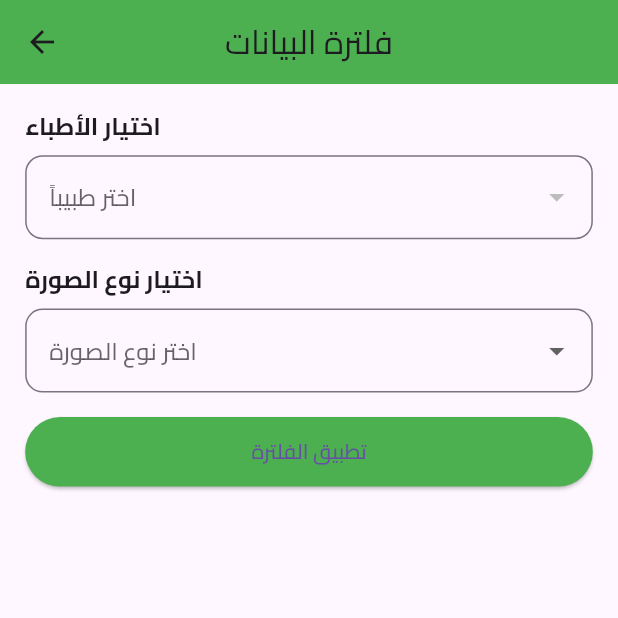
After one commit to alsakniahmad51/TaifClinic, a Flutter app: the FilterPage screen opened directly, on a phone screen of 412 x 824 dp, the top half of it. The commit adds this screen. Run offline on Flutter 3.47's test engine with Material 3 defaults, Android fonts, the phone set to English and light mode, and no system bars; our stand-ins replace bloc, equatable, flutter_bloc, flutter_screenutil, flutter_svg, supabase_flutter and 1 more; accounts and stored records are empty.

Commit message:
added filter page

```diff
--- a/lib/core/util/widgets/custom_text_field.dart
+++ b/lib/core/util/widgets/custom_text_field.dart
@@ -16,6 +16,7 @@ class CustomTextField extends StatelessWidget {
     this.focuseColor,
     this.onSearch,
     this.enabled,
+    this.focusNode,
   });
   final String title;
   final double radius;
@@ -28,11 +29,13 @@ class CustomTextField extends StatelessWidget {
   final Color? focuseColor;
   final ValueChanged<String>? onSearch;
   final bool? enabled;
+  final FocusNode? focusNode;
   @override
   Widget build(BuildContext context) {
     return SizedBox(
       width: 361.w,
       child: TextFormField(
+        focusNode: focusNode,
         enabled: enabled ?? true,
         cursorColor: Colors.green,
         onChanged: onSearch,
--- /dev/null
+++ b/lib/features/home/presentation/pages/filter_page.dart
@@ -0,0 +1,120 @@
+import 'package:clinic/features/doctors/presentation/manager/docotr_cubit/doctors_cubit.dart';
+import 'package:flutter/material.dart';
+import 'package:flutter_bloc/flutter_bloc.dart';
+import 'package:flutter_screenutil/flutter_screenutil.dart';
+
+class FilterPage extends StatefulWidget {
+  const FilterPage({super.key});
+
+  @override
+  _FilterPageState createState() => _FilterPageState();
+}
+
+class _FilterPageState extends State<FilterPage> {
+  List<String> selectedDoctors = [];
+  String? selectedImageType;
+
+  @override
+  Widget build(BuildContext context) {
+    return Scaffold(
+      appBar: AppBar(
+        backgroundColor: Colors.green,
+        title: const Text('فلترة البيانات'),
+        centerTitle: true,
+      ),
+      body: Padding(
+        padding: EdgeInsets.all(16.w),
+        child: Column(
+          crossAxisAlignment: CrossAxisAlignment.start,
+          children: [
+            // قائمة الأطباء
+            const Text(
+              'اختيار الأطباء',
+              style: TextStyle(fontSize: 16, fontWeight: FontWeight.bold),
+            ),
+            SizedBox(height: 8.h),
+            BlocBuilder<DoctorsCubit, DoctorsState>(
+              builder: (context, state) {
+                if (state is DoctorsLoading) {
+                  return const Center(child: CircularProgressIndicator());
+                } else if (state is DoctorsLoaded) {
+                  return DropdownButtonFormField<String>(
+                    decoration: InputDecoration(
+                      border: OutlineInputBorder(
+                        borderRadius: BorderRadius.circular(12.r),
+                      ),
+                    ),
+                    hint: const Text('اختر طبيباً'),
+                    items: state.doctors.map((doctor) {
+                      return DropdownMenuItem<String>(
+                        value: doctor.name,
+                        child: Text(doctor.name),
+                      );
+                    }).toList(),
+                    onChanged: (doctorName) {
+                      setState(() {
+                        if (doctorName != null &&
+                            !selectedDoctors.contains(doctorName)) {
+                          selectedDoctors.add(doctorName);
+                        }
+                      });
+                    },
+                  );
+                } else {
+                  return const Text('حدث خطأ بتحميل الأطباء');
+                }
+              },
+            ),
+            SizedBox(height: 16.h),
+
+            // قائمة نوع الصورة
+            const Text(
+              'اختيار نوع الصورة',
+              style: TextStyle(fontSize: 16, fontWeight: FontWeight.bold),
+            ),
+            SizedBox(height: 8.h),
+            DropdownButtonFormField<String>(
+              decoration: InputDecoration(
+                border: OutlineInputBorder(
+                  borderRadius: BorderRadius.circular(12.r),
+                ),
+              ),
+              hint: const Text('اختر نوع الصورة'),
+              items: [
+                'سيفالوماتريك',
+                'C.B.C.T',
+                'بانوراما',
+              ].map((type) {
+                return DropdownMenuItem<String>(
+                  value: type,
+                  child: Text(type),
+                );
+              }).toList(),
+              onChanged: (value) {
+                setState(() {
+                  selectedImageType = value;
+                });
+              },
+            ),
+            SizedBox(height: 16.h),
+
+            // زر تطبيق الفلترة
+            ElevatedButton(
+              style: ElevatedButton.styleFrom(
+                backgroundColor: Colors.green,
+                minimumSize: Size(double.infinity, 48.h),
+              ),
+              onPressed: () {
+                Navigator.pop(context, {
+                  'selectedDoctors': selectedDoctors,
+                  'selectedImageType': selectedImageType,
+                });
+              },
+              child: const Text('تطبيق الفلترة'),
+            ),
+          ],
+        ),
+      ),
+    );
+  }
+}
```
Also changed, not shown: lib/features/home/presentation/pages/orders_history.dart (+41 -18 lines), lib/features/home/presentation/widgets/home_text_field.dart (+9 -3 lines).
